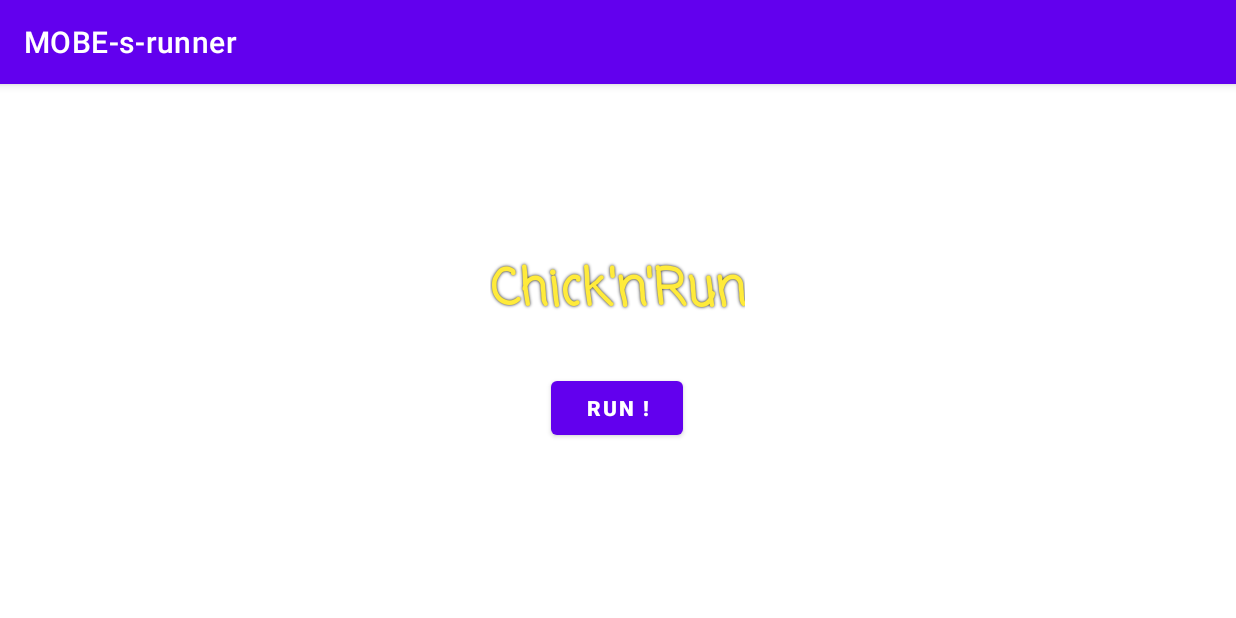
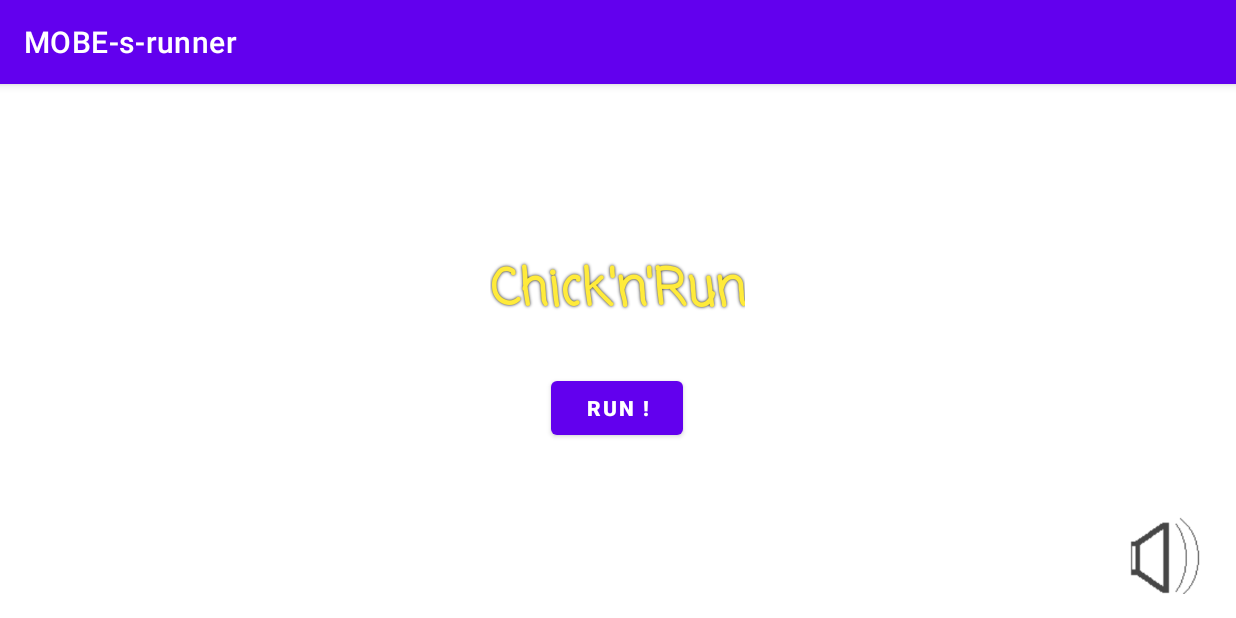
Before and after one commit to Emyau/MOBE-s-runner, an Android app: the TitleScreenActivity screen opened directly, with no data from a screen before it, on a phone screen of 824 x 412 dp (held sideways). Run offline under Robolectric (Android 15) with nearby library versions, the phone set to English and light mode, and no system bars; 1 statement that could not run was skipped.

Commit message:
TitleScreen : volume toggle draft

```diff
--- a/app/src/main/res/layout/activity_title_screen.xml
+++ b/app/src/main/res/layout/activity_title_screen.xml
@@ -36,4 +36,16 @@
         app:layout_constraintHorizontal_bias="0.499"
         app:layout_constraintStart_toStartOf="parent"
         app:layout_constraintTop_toBottomOf="@+id/textView" />
+
+    <ImageView
+        android:id="@+id/volumeIcon"
+        android:layout_width="63dp"
+        android:layout_height="52dp"
+        android:layout_marginEnd="16dp"
+        android:layout_marginBottom="16dp"
+        android:adjustViewBounds="true"
+        app:layout_constraintBottom_toBottomOf="parent"
+        app:layout_constraintEnd_toEndOf="parent"
+        android:clickable="true"
+        app:srcCompat="@drawable/volume_on" />
 </androidx.constraintlayout.widget.ConstraintLayout>
```
Also changed, not shown: app/src/main/java/com/ut3/moberunner/TitleScreenActivity.java (+40 -0 lines), app/src/main/res/drawable/volume_off.png (added), app/src/main/res/drawable/volume_on.png (added).
